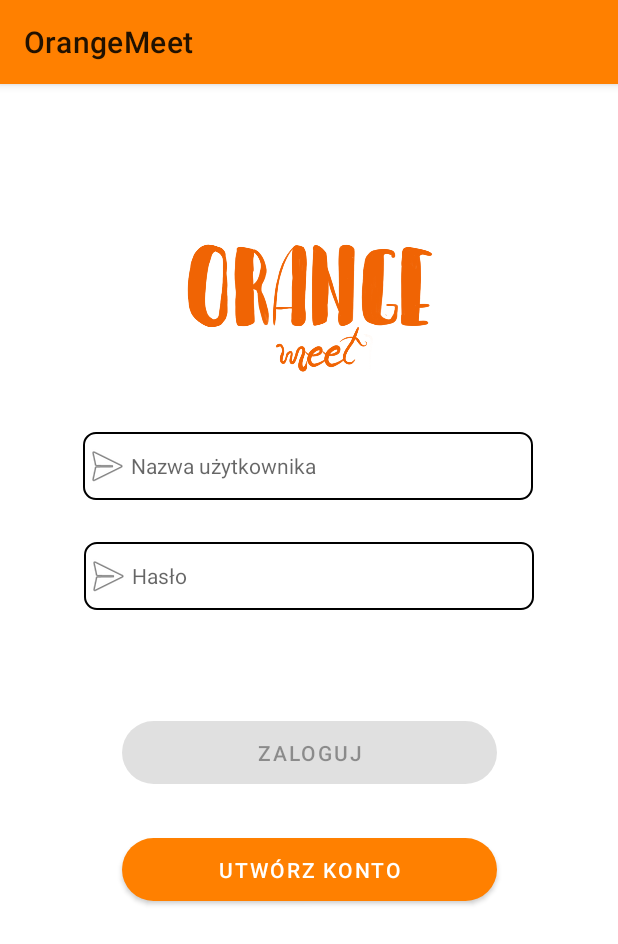
After one commit to orkram/OMEET, an Android app: the fragment LoginFragment shown on its own in the app's theme, on a phone screen of 412 x 824 dp. The commit adds this screen. Shown: the top 944 px of the screen. Run offline under Robolectric (Android 15) with nearby library versions, the phone set to English and light mode, and no system bars.

Commit message:
[OMEET-25] Prepare login view

```diff
--- a/AndroidApp/app/build.gradle
+++ b/AndroidApp/app/build.gradle
@@ -47,6 +47,7 @@ dependencies {
     implementation 'androidx.navigation:navigation-ui-ktx:2.3.2'
     implementation 'androidx.preference:preference:1.1.1'
     implementation 'androidx.legacy:legacy-support-v4:1.0.0'
+    implementation 'androidx.annotation:annotation:1.1.0'
     testImplementation 'junit:junit:4.+'
     androidTestImplementation 'androidx.test.ext:junit:1.1.2'
     androidTestImplementation 'androidx.test.espresso:espresso-core:3.3.0'
--- a/AndroidApp/app/src/main/java/com/example/orangemeet/MainActivity.kt
+++ b/AndroidApp/app/src/main/java/com/example/orangemeet/MainActivity.kt
@@ -30,7 +30,7 @@ class MainActivity : AppCompatActivity() {
         // Passing each menu ID as a set of Ids because each
         // menu should be considered as top level destinations.
         appBarConfiguration = AppBarConfiguration(setOf(
-                R.id.nav_home, R.id.nav_contacts, R.id.nav_settings, R.id.nav_meetings, R.id.nav_video), drawerLayout)
+                R.id.nav_home, R.id.nav_contacts, R.id.nav_settings, R.id.nav_meetings, R.id.nav_video, R.id.nav_login), drawerLayout)
         setupActionBarWithNavController(navController, appBarConfiguration)
         navView.setupWithNavController(navController)
     }
--- /dev/null
+++ b/AndroidApp/app/src/main/java/com/example/orangemeet/ui/login/LoginFragment.kt
@@ -0,0 +1,117 @@
+package com.example.orangemeet.ui.login
+
+import androidx.lifecycle.Observer
+import androidx.lifecycle.ViewModelProvider
+import androidx.annotation.StringRes
+import androidx.fragment.app.Fragment
+import android.os.Bundle
+import android.text.Editable
+import android.text.TextWatcher
+import android.view.LayoutInflater
+import android.view.View
+import android.view.ViewGroup
+import android.view.inputmethod.EditorInfo
+import android.widget.Button
+import android.widget.EditText
+import android.widget.ProgressBar
+import android.widget.Toast
+
+import com.example.orangemeet.R
+
+class LoginFragment : Fragment() {
+
+    private lateinit var loginViewModel: LoginViewModel
+
+    override fun onCreateView(
+        inflater: LayoutInflater,
+        container: ViewGroup?,
+        savedInstanceState: Bundle?
+    ): View? {
+        return inflater.inflate(R.layout.fragment_login, container, false)
+    }
+
+    override fun onViewCreated(view: View, savedInstanceState: Bundle?) {
+        super.onViewCreated(view, savedInstanceState)
+        loginViewModel = ViewModelProvider(this, LoginViewModelFactory())
+            .get(LoginViewModel::class.java)
+
+        val usernameEditText = view.findViewById<EditText>(R.id.username)
+        val passwordEditText = view.findViewById<EditText>(R.id.password)
+        val loginButton = view.findViewById<Button>(R.id.login)
+        val loadingProgressBar = view.findViewById<ProgressBar>(R.id.loading)
+
+        loginViewModel.loginFormState.observe(this,
+            Observer { loginFormState ->
+                if (loginFormState == null) {
+                    return@Observer
+                }
+                loginButton.isEnabled = loginFormState.isDataValid
+                loginFormState.usernameError?.let {
+                    usernameEditText.error = getString(it)
+                }
+                loginFormState.passwordError?.let {
+                    passwordEditText.error = getString(it)
+                }
+            })
+
+        loginViewModel.loginResult.observe(this,
+            Observer { loginResult ->
+                loginResult ?: return@Observer
+                loadingProgressBar.visibility = View.GONE
+                loginResult.error?.let {
+                    showLoginFailed(it)
+                }
+                loginResult.success?.let {
+                    updateUiWithUser(it)
+                }
+            })
+
+        val afterTextChangedListener = object : TextWatcher {
+            override fun beforeTextChanged(s: CharSequence, start: Int, count: Int, after: Int) {
+                // ignore
+            }
+
+            override fun onTextChanged(s: CharSequence, start: Int, before: Int, count: Int) {
+                // ignore
+            }
+
+            override fun afterTextChanged(s: Editable) {
+                loginViewModel.loginDataChanged(
+                    usernameEditText.text.toString(),
+                    passwordEditText.text.toString()
+                )
+            }
+        }
+        usernameEditText.addTextChangedListener(afterTextChangedListener)
+        passwordEditText.addTextChangedListener(afterTextChangedListener)
+        passwordEditText.setOnEditorActionListener { _, actionId, _ ->
+            if (actionId == EditorInfo.IME_ACTION_DONE) {
+                loginViewModel.login(
+                    usernameEditText.text.toString(),
+                    passwordEditText.text.toString()
+                )
+            }
+            false
+        }
+
+        loginButton.setOnClickListener {
+            loadingProgressBar.visibility = View.VISIBLE
+            loginViewModel.login(
+                usernameEditText.text.toString(),
+                passwordEditText.text.toString()
+            )
+        }
+    }
+
+    private fun updateUiWithUser(model: LoggedInUserView) {
+        val welcome = getString(R.string.welcome) + model.displayName
+        // TODO : initiate successful logged in experience
+        val appContext = context?.applicationContext ?: return
+        Toast.makeText(appContext, welcome, Toast.LENGTH_LONG).show()
+    }
+
+    private fun showLoginFailed(@StringRes errorString: Int) {
+        val appContext = context?.applicationContext ?: return
+        Toast.makeText(appContext, errorString, Toast.LENGTH_LONG).show()
+    }
+}
--- /dev/null
+++ b/AndroidApp/app/src/main/java/com/example/orangemeet/ui/login/LoginViewModelFactory.kt
@@ -0,0 +1,25 @@
+package com.example.orangemeet.ui.login
+
+import androidx.lifecycle.ViewModel
+import androidx.lifecycle.ViewModelProvider
+import com.example.orangemeet.data.LoginDataSource
+import com.example.orangemeet.data.LoginRepository
+
+/**
+ * ViewModel provider factory to instantiate LoginViewModel.
+ * Required given LoginViewModel has a non-empty constructor
+ */
+class LoginViewModelFactory : ViewModelProvider.Factory {
+
+    @Suppress("UNCHECKED_CAST")
+    override fun <T : ViewModel> create(modelClass: Class<T>): T {
+        if (modelClass.isAssignableFrom(LoginViewModel::class.java)) {
+            return LoginViewModel(
+                loginRepository = LoginRepository(
+                    dataSource = LoginDataSource()
+                )
+            ) as T
+        }
+        throw IllegalArgumentException("Unknown ViewModel class")
+    }
+}
--- /dev/null
+++ b/AndroidApp/app/src/main/res/drawable/login_register_box.xml
@@ -0,0 +1,7 @@
+<shape xmlns:android="http://schemas.android.com/apk/res/android"
+    android:shape="rectangle">
+    <corners android:radius="8dp" />
+    <stroke
+        android:color="@color/black"
+        android:width="1dp"/>
+</shape>
--- /dev/null
+++ b/AndroidApp/app/src/main/res/layout/fragment_login.xml
@@ -0,0 +1,108 @@
+<?xml version="1.0" encoding="utf-8"?>
+<androidx.constraintlayout.widget.ConstraintLayout xmlns:android="http://schemas.android.com/apk/res/android"
+    xmlns:app="http://schemas.android.com/apk/res-auto"
+    xmlns:tools="http://schemas.android.com/tools"
+    android:id="@+id/container"
+    android:layout_width="match_parent"
+    android:layout_height="match_parent"
+    android:paddingLeft="@dimen/fragment_horizontal_margin"
+    android:paddingTop="@dimen/fragment_vertical_margin"
+    android:paddingRight="@dimen/fragment_horizontal_margin"
+    android:paddingBottom="@dimen/fragment_vertical_margin"
+    tools:context=".ui.login.LoginFragment">
+
+    <ImageView
+        android:id="@+id/imageView2"
+        android:layout_width="180dp"
+        android:layout_height="100dp"
+        android:layout_marginStart="24dp"
+        android:layout_marginLeft="24dp"
+        android:layout_marginTop="84dp"
+        android:layout_marginEnd="24dp"
+        android:layout_marginRight="24dp"
+        android:src="@drawable/orangemeet_logo"
+        app:layout_constraintEnd_toEndOf="parent"
+        app:layout_constraintHorizontal_bias="0.497"
+        app:layout_constraintStart_toStartOf="parent"
+        app:layout_constraintTop_toTopOf="parent" />
+
+    <EditText
+        android:id="@+id/username"
+        style="@style/login_register_textedit"
+        android:layout_marginStart="16dp"
+        android:layout_marginLeft="16dp"
+        android:layout_marginTop="32dp"
+        android:layout_marginEnd="16dp"
+        android:layout_marginRight="16dp"
+        android:hint="@string/prompt_username"
+        android:inputType="textEmailAddress"
+        android:selectAllOnFocus="true"
+        app:layout_constraintEnd_toEndOf="parent"
+        app:layout_constraintHorizontal_bias="0.493"
+        app:layout_constraintStart_toStartOf="parent"
+        app:layout_constraintTop_toBottomOf="@+id/imageView2" />
+
+    <EditText
+        android:id="@+id/password"
+        style="@style/login_register_textedit"
+        android:layout_marginStart="24dp"
+        android:layout_marginLeft="24dp"
+        android:layout_marginTop="28dp"
+        android:layout_marginEnd="24dp"
+        android:hint="@string/prompt_password"
+        android:imeActionLabel="@string/action_sign_in"
+        android:imeOptions="actionDone"
+        android:inputType="textPassword"
+        android:selectAllOnFocus="true"
+        app:layout_constraintEnd_toEndOf="parent"
+        app:layout_constraintHorizontal_bias="0.492"
+        app:layout_constraintStart_toStartOf="parent"
+        app:layout_constraintTop_toBottomOf="@+id/username" />
+
+    <Button
+        android:id="@+id/login"
+        style="@style/login_register_button"
+        android:layout_gravity="start"
+        android:layout_marginStart="64dp"
+        android:layout_marginLeft="64dp"
+        android:layout_marginTop="68dp"
+        android:layout_marginEnd="64dp"
+        android:layout_marginRight="64dp"
+        android:enabled="false"
+        android:text="@string/action_sign_in"
+        app:layout_constraintEnd_toEndOf="parent"
+        app:layout_constraintStart_toStartOf="parent"
+        app:layout_constraintTop_toBottomOf="@+id/password" />
+
+    <Button
+        android:id="@+id/register"
+        style="@style/login_register_button"
+        android:layout_gravity="start"
+        android:layout_marginStart="64dp"
+        android:layout_marginLeft="64dp"
+        android:layout_marginTop="24dp"
+        android:layout_marginEnd="64dp"
+        android:layout_marginRight="64dp"
+        android:enabled="true"
+        android:text="@string/action_register"
+        app:layout_constraintEnd_toEndOf="parent"
+        app:layout_constraintStart_toStartOf="parent"
+        app:layout_constraintTop_toBottomOf="@+id/login" />
+
+    <ProgressBar
+        android:id="@+id/loading"
+        android:layout_width="wrap_content"
+        android:layout_height="wrap_content"
+        android:layout_gravity="center"
+        android:layout_marginStart="32dp"
+        android:layout_marginTop="64dp"
+        android:layout_marginEnd="32dp"
+        android:layout_marginBottom="64dp"
+        android:visibility="gone"
+        app:layout_constraintBottom_toBottomOf="parent"
+        app:layout_constraintEnd_toEndOf="@+id/password"
+        app:layout_constraintStart_toStartOf="@+id/password"
+        app:layout_constraintTop_toTopOf="parent"
+        app:layout_constraintVertical_bias="0.3" />
+
+</androidx.constraintlayout.widget.ConstraintLayout>
--- a/AndroidApp/app/src/main/res/navigation/mobile_navigation.xml
+++ b/AndroidApp/app/src/main/res/navigation/mobile_navigation.xml
@@ -35,4 +35,9 @@
         android:label="@string/menu_video"
         tools:layout="@layout/fragment_video" />
 
+    <fragment
+        android:id="@+id/nav_login"
+        android:name="com.example.orangemeet.ui.login.LoginFragment"
+        android:label="@string/menu_login"
+        tools:layout="@layout/fragment_login" />
 </navigation>
--- a/AndroidApp/app/src/main/res/values/dimens.xml
+++ b/AndroidApp/app/src/main/res/values/dimens.xml
@@ -7,4 +7,7 @@
     <dimen name="fab_margin">16dp</dimen>
     <dimen name="text_margin">16dp</dimen>
     <dimen name="actionBarSize">40dp</dimen>
+    <!-- Default screen margins, per the Android Design guidelines. -->
+    <dimen name="fragment_horizontal_margin">16dp</dimen>
+    <dimen name="fragment_vertical_margin">16dp</dimen>
 </resources>
--- a/AndroidApp/app/src/main/res/values/strings.xml
+++ b/AndroidApp/app/src/main/res/values/strings.xml
@@ -133,5 +133,16 @@
     <string name="hello_first_fragment">Hello first fragment</string>
     <string name="hello_second_fragment">Hello second fragment. Arg: %1$s</string>
     <string name="details">Details</string>
+    <!-- Strings related to login -->
+    <string name="prompt_username">Nazwa użytkownika</string>
+    <string name="prompt_password">Hasło</string>
+    <string name="action_sign_in">Zaloguj</string>
+    <string name="action_register">Utwórz konto</string>
+    <string name="welcome">"Welcome!"</string>
+    <string name="invalid_username">Nieprawidłowa nazwa użytkownika</string>
+    <string name="invalid_password">Hasło musi mieć conajmniej 6 znaków</string>
+    <string name="login_failed">"Login failed"</string>
+    <string name="menu_login">Logowanie</string>
+    <string name="menu_register">Rejestracja</string>
 
 </resources>
--- /dev/null
+++ b/AndroidApp/app/src/main/res/values/styles.xml
@@ -0,0 +1,15 @@
+<?xml version="1.0" encoding="utf-8"?>
+<resources>
+    <style name="login_register_textedit" parent="Widget.MaterialComponents.TextView">
+        <item name="android:layout_width">300dp</item>
+        <item name="android:layout_height">45dp</item>
+        <item name="android:background">@drawable/login_register_box</item>
+        <item name="android:drawableLeft">@drawable/ic_menu_send</item>
+    </style>
+
+    <style name="login_register_button">
+        <item name="android:layout_width">250dp</item>
+        <item name="android:layout_height">54dp</item>
+        <item name="cornerRadius">30dp</item>
+    </style>
+</resources>
```
Also changed, not shown: AndroidApp/app/src/main/java/com/example/orangemeet/data/LoginDataSource.kt (added, +24 -0 lines), AndroidApp/app/src/main/java/com/example/orangemeet/data/LoginRepository.kt (added, +46 -0 lines), AndroidApp/app/src/main/java/com/example/orangemeet/data/Result.kt (added, +18 -0 lines), AndroidApp/app/src/main/java/com/example/orangemeet/data/model/LoggedInUser.kt (added, +9 -0 lines), AndroidApp/app/src/main/java/com/example/orangemeet/ui/login/LoggedInUserView.kt (added, +9 -0 lines), AndroidApp/app/src/main/java/com/example/orangemeet/ui/login/LoginFormState.kt (added, +10 -0 lines), AndroidApp/app/src/main/java/com/example/orangemeet/ui/login/LoginResult.kt (added, +9 -0 lines), AndroidApp/app/src/main/java/com/example/orangemeet/ui/login/LoginViewModel.kt (added, +55 -0 lines), AndroidApp/app/src/main/res/menu/activity_main_drawer.xml (+10 -0 lines).
